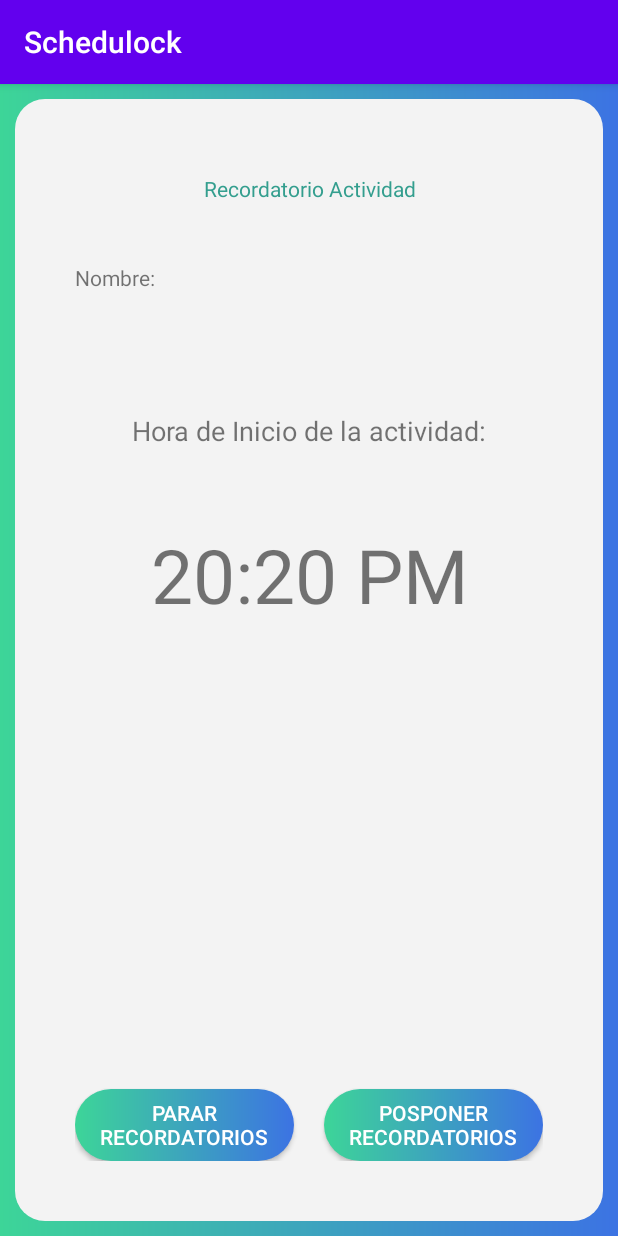
After one commit to compumovil2020/Schedulock, an Android app: the ActividadRecordatorios screen opened directly, with no data from a screen before it, on a phone screen of 412 x 824 dp. The commit adds this screen. Run offline under Robolectric (Android 15) with nearby library versions, the phone set to English and light mode, and no system bars; 2 statements that could not run were skipped.

Commit message:
Se arreglan las notificaciones de los recordatorios

```diff
--- /dev/null
+++ b/Schedulock/app/src/main/java/com/lostvayneg/schedulock/Controladores_de_Eventos/ActividadRecordatorios.java
@@ -0,0 +1,65 @@
+package com.lostvayneg.schedulock.Controladores_de_Eventos;
+
+import androidx.appcompat.app.AppCompatActivity;
+
+import android.app.AlarmManager;
+import android.app.PendingIntent;
+import android.content.Context;
+import android.content.Intent;
+import android.os.Bundle;
+import android.util.Log;
+import android.view.View;
+import android.widget.Button;
+import android.widget.TextView;
+
+import com.lostvayneg.schedulock.Controladores_de_Eventos.Login;
+import com.lostvayneg.schedulock.R;
+import com.lostvayneg.schedulock.Servicios.Recibir_Alarma;
+
+public class ActividadRecordatorios extends AppCompatActivity {
+
+    private TextView nombre_actividad;
+    private TextView hora_inicio_activdad;
+    private Button parar_recordario;
+    private Button posponer_recordatorio;
+    private Bundle datosNotificacion;
+
+    @Override
+    protected void onCreate(Bundle savedInstanceState) {
+        super.onCreate(savedInstanceState);
+        setContentView(R.layout.actividad_recordatorios);
+        nombre_actividad = findViewById(R.id.nombre_actividad_recordatorio);
+        hora_inicio_activdad = findViewById(R.id.hora_inicio_actividad_recordatorio);
+        parar_recordario = findViewById(R.id.btn_parar_recordatorios_recordatorio);
+        posponer_recordatorio = findViewById(R.id.btn_posponer_recordatorios_recordatorio);
+
+        datosNotificacion = getIntent().getExtras();
+
+        nombre_actividad.setText(datosNotificacion.getString("nombre_actividad"));
+        hora_inicio_activdad.setText(datosNotificacion.getString("hora_inicio_actividad"));
+
+        parar_recordario.setOnClickListener(new View.OnClickListener() {
+            @Override
+            public void onClick(View v) {
+                int id_intent = datosNotificacion.getInt("id_pending_intent");
+                Intent recibirAlarma = new Intent(getBaseContext(), Recibir_Alarma.class);
+                PendingIntent pendingIntent = PendingIntent.getBroadcast(getBaseContext(), id_intent, recibirAlarma,
+                        0);
+                if(pendingIntent != null){
+                    AlarmManager alarmManager = (AlarmManager)getSystemService(Context.ALARM_SERVICE);
+                    alarmManager.cancel(pendingIntent);
+                    Log.i("Alarma", "Se cancelo la alarma creada con el id " + id_intent);
+                }
+            }
+        });
+
+        posponer_recordatorio.setOnClickListener(new View.OnClickListener() {
+            @Override
+            public void onClick(View v) {
+                Intent login = new Intent(v.getContext(), Login.class);
+                startActivity(login);
+            }
+        });
+
+    }
+}
--- /dev/null
+++ b/Schedulock/app/src/main/res/layout/actividad_recordatorios.xml
@@ -0,0 +1,89 @@
+<?xml version="1.0" encoding="utf-8"?>
+<LinearLayout xmlns:android="http://schemas.android.com/apk/res/android"
+    xmlns:app="http://schemas.android.com/apk/res-auto"
+    xmlns:tools="http://schemas.android.com/tools"
+    android:layout_width="match_parent"
+    android:layout_height="match_parent"
+    android:background="@drawable/fondo_login"
+    android:padding="10dp"
+    tools:context="com.lostvayneg.schedulock.Controladores_de_Eventos.ActividadRecordatorios">
+
+    <LinearLayout
+        android:layout_width="match_parent"
+        android:layout_height="match_parent"
+        android:orientation="vertical"
+        android:padding="40dp"
+        android:background="@drawable/forma_rectangulo_bordes_redondeados">
+
+        <TextView
+            android:layout_width="match_parent"
+            android:layout_height="wrap_content"
+            android:text="Recordatorio Actividad"
+            android:gravity="center_horizontal"
+            android:layout_marginTop="10dp"
+            android:textColor="@color/color_schedulock_iconos"/>
+        <LinearLayout
+            android:layout_width="match_parent"
+            android:layout_height="wrap_content"
+            android:orientation="horizontal"
+            android:layout_marginTop="40dp">
+            <TextView
+                android:layout_width="match_parent"
+                android:layout_height="wrap_content"
+                android:layout_weight="0.7"
+                android:text="Nombre:"/>
+
+            <TextView
+                android:id="@+id/nombre_actividad_recordatorio"
+                android:layout_width="match_parent"
+                android:layout_height="wrap_content"
+                android:layout_weight="0.3"
+                android:text=""
+                android:textColor="@color/color_texto_gris_claro"/>
+
+        </LinearLayout>
+
+        <TextView
+            android:layout_width="match_parent"
+            android:layout_height="wrap_content"
+            android:textSize="18sp"
+            android:gravity="center_horizontal"
+            android:layout_marginTop="80dp"
+            android:text="Hora de Inicio de la actividad:"/>
+
+        <TextView
+            android:id="@+id/hora_inicio_actividad_recordatorio"
+            android:layout_width="match_parent"
+            android:layout_height="wrap_content"
+            android:layout_marginTop="50dp"
+            android:text="20:20 PM"
+            android:textSize="50sp"
+            android:gravity="center_horizontal"/>
+        <LinearLayout
+            android:layout_width="match_parent"
+            android:layout_height="match_parent"
+            android:orientation="horizontal"
+            android:gravity="bottom">
+            <Button
+                android:id="@+id/btn_parar_recordatorios_recordatorio"
+                android:layout_width="match_parent"
+                android:layout_height="wrap_content"
+                android:text="Parar Recordatorios"
+                android:layout_weight="0.5"
+                android:layout_marginRight="10dp"
+                android:textColor="@color/color_blanco"
+                android:background="@drawable/fondo_boton_schedulock"/>
+            <Button
+                android:id="@+id/btn_posponer_recordatorios_recordatorio"
+                android:layout_width="match_parent"
+                android:layout_height="wrap_content"
+                android:text="Posponer Recordatorios"
+                android:textColor="@color/color_blanco"
+                android:layout_weight="0.5"
+                android:layout_marginLeft="10dp"
+                android:background="@drawable/fondo_boton_schedulock"/>
+        </LinearLayout>
+
+    </LinearLayout>
+
+</LinearLayout>
--- a/Schedulock/app/src/main/res/values/strings.xml
+++ b/Schedulock/app/src/main/res/values/strings.xml
@@ -1,6 +1,6 @@
 <resources>
     <string name="app_name">Schedulock</string>
-    <string name="nombre_usuario" >SA</string>
+    <string name="nombre_usuario">SA</string>
     <string name="open">Open</string>
     <string name="close">Close</string>
     <string-array name="arreglo_niveles_importancia">
@@ -9,6 +9,8 @@
         <item>Alto</item>
     </string-array>
     <string-array name="arreglo_tiempo_recordatorio">
+        <item>Sin Recordatorio</item>
+        <item>1 Minuto Antes</item>
         <item>5 Minutos Antes</item>
         <item>10 Minutos Antes</item>
         <item>30 Minutos Antes</item>
@@ -16,6 +18,8 @@
         <item>2 Horas Antes</item>
     </string-array>
     <string-array name="arreglo_frecuencia_recordatorio">
+        <item>Una Sola Vez</item>
+        <item>Cada Minuto</item>
         <item>Cada 5 Minutos</item>
         <item>Cada 10 Minutos</item>
         <item>Cada 20 Minutos</item>
```
Also changed, not shown: Schedulock/app/src/main/AndroidManifest.xml (+4 -4 lines), Schedulock/app/src/main/java/com/lostvayneg/schedulock/ActividadPrincipal.java (+4 -11 lines), Schedulock/app/src/main/java/com/lostvayneg/schedulock/Controladores_de_Eventos/FragmentoAgregarActividad.java (+113 -2 lines), Schedulock/app/src/main/java/com/lostvayneg/schedulock/Servicios/Recibir_Alarma.java (+30 -15 lines).
